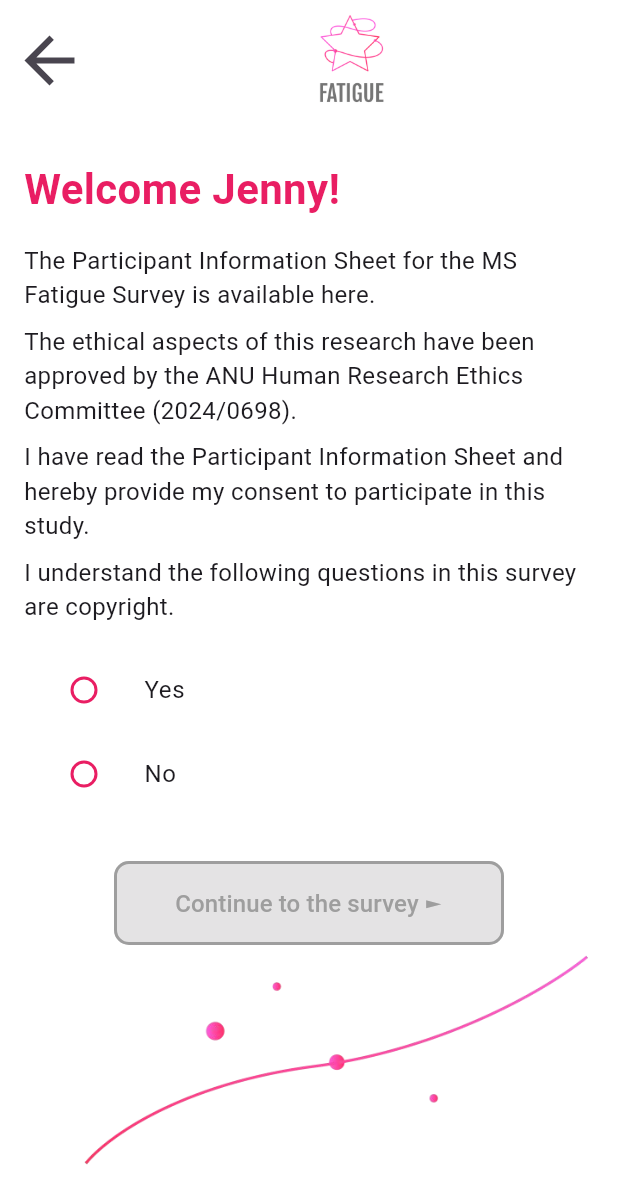
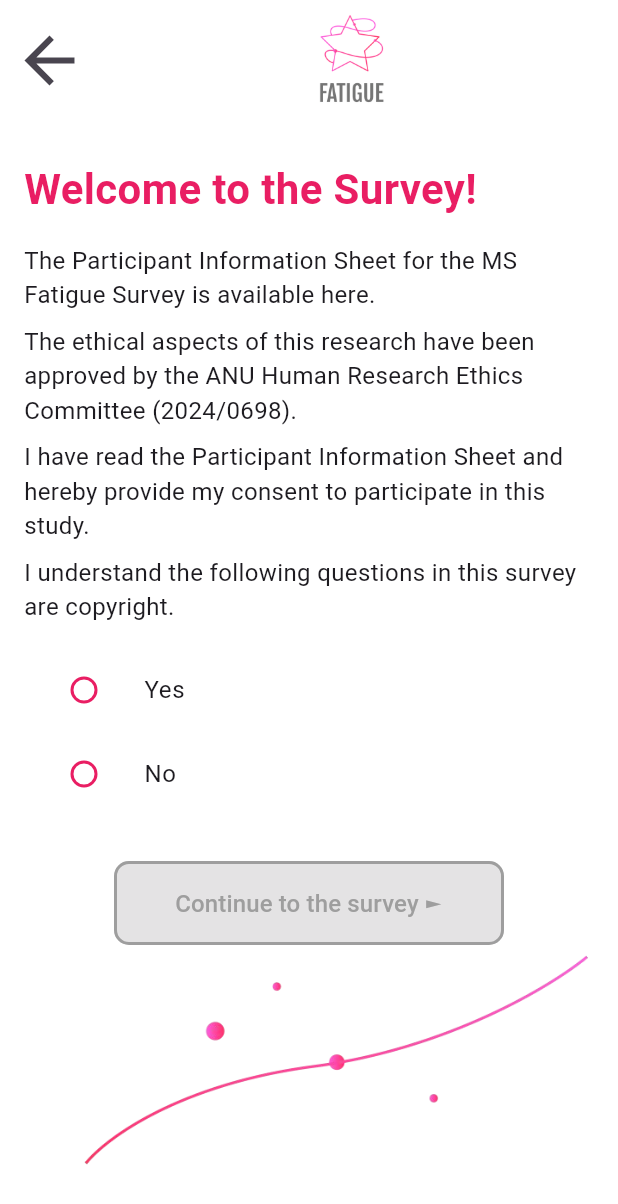
Before and after one commit to anusii/msfatigue, a Flutter app: the ConsentScreen screen opened directly, on a phone screen of 412 x 824 dp. Shown: the top 1204 px of the screen. Run offline on Flutter 3.47's test engine with Material 3 defaults, Android fonts, the phone set to English and light mode, and no system bars; our stand-ins replace equatable, flutter_bloc, flutter_markdown, gap, universal_io; missing offline and left inert: rdflib, solidpod, window_manager; statements that could not run were skipped.

Commit message:
update txt

```diff
--- a/lib/questionnaire/consent.dart
+++ b/lib/questionnaire/consent.dart
@@ -40,7 +40,7 @@ class _ConsentScreenState extends State<ConsentScreen> {
                 children: <Widget>[
                   const SizedBox(height: 10),
                   const Text(
-                    'Welcome Jenny!',
+                    'Welcome to the Survey!',
                     style: TextStyle(
                       fontSize: 28,
                       fontWeight: FontWeight.w600,
--- a/lib/questionnaire/question.dart
+++ b/lib/questionnaire/question.dart
@@ -438,7 +438,8 @@ class _QuestionPageState extends State<QuestionPage> {
                                         ));
                                       }
 
-                                      await saveToPod(dataRecords, fileName, context);
+                                      await saveToPod(
+                                          dataRecords, fileName, context);
 
                                       if (currentQuestionIndex ==
                                           questions.length - 1) {
--- a/lib/questionnaire/submit_confirmation.dart
+++ b/lib/questionnaire/submit_confirmation.dart
@@ -79,9 +79,7 @@ class SubmitConfirmation extends StatelessWidget {
                       ),
                     ),
                   ),
-
                   const SizedBox(width: 16),
-
                   OutlinedButton.icon(
                     onPressed: () async {
                       // Retrieve the current SurveyState from the bloc.
--- a/lib/questionnaire/welcome_back.dart
+++ b/lib/questionnaire/welcome_back.dart
@@ -38,7 +38,7 @@ class WelcomeBackScreen extends StatelessWidget {
                 children: <Widget>[
                   const SizedBox(height: 10),
                   const Text(
-                    'Welcome back, Jenny!',
+                    'Welcome back!',
                     style: TextStyle(
                       fontSize: 28,
                       fontWeight: FontWeight.w600,
--- a/lib/questionnaire/welcome_back_final.dart
+++ b/lib/questionnaire/welcome_back_final.dart
@@ -45,7 +45,7 @@ class WelcomeBackFinalPage extends StatelessWidget {
               crossAxisAlignment: CrossAxisAlignment.center,
               children: [
                 const Text(
-                  "Welcome back, Jenny!",
+                  "Welcome back!",
                   style: TextStyle(fontSize: 24, fontWeight: FontWeight.bold),
                 ),
                 const SizedBox(height: 16),
--- a/lib/welcome.dart
+++ b/lib/welcome.dart
@@ -66,7 +66,7 @@ class _WelcomeScreenState extends State<WelcomeScreen> {
                                 ),
                               ),
                               const Text(
-                                'Welcome Jenny!',
+                                'Welcome to the Survey!',
                                 style: TextStyle(
                                   fontSize: 28,
                                   fontWeight: FontWeight.w600,
```
Also changed, not shown: assets/images/msFatigue_cover_image.png.
